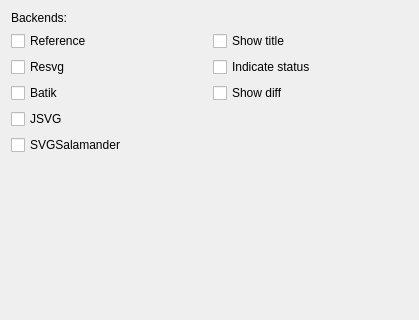
This is tools/vdiff/src/exportdialog.ui in Michael5601/resvg-test-suite as Qt 5 draws it before an edit; both pictures show x 0 to 419 and y 0 to 320 of the 419 by 472 pixel window. The edited form follows.
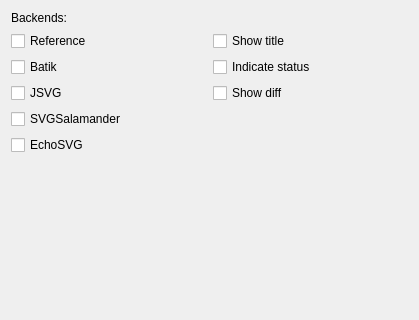
This is the edited form.

```diff
--- a/tools/vdiff/src/exportdialog.ui
+++ b/tools/vdiff/src/exportdialog.ui
@@ -32,13 +32,6 @@
          </property>
         </widget>
        </item>
-       <item>
-        <widget class="QCheckBox" name="chBoxBResvg">
-         <property name="text">
-          <string>Resvg</string>
-         </property>
-        </widget>
-       </item>
        <item>
         <widget class="QCheckBox" name="chBoxBBatik">
          <property name="text">
@@ -61,6 +54,13 @@
          </property>
         </widget>
        </item>
+       <item>
+        <widget class="QCheckBox" name="chBoxBEchoSVG">
+         <property name="text">
+          <string>EchoSVG</string>
+         </property>
+        </widget>
+       </item>
        <item>
         <spacer name="verticalSpacer">
          <property name="orientation">
```
